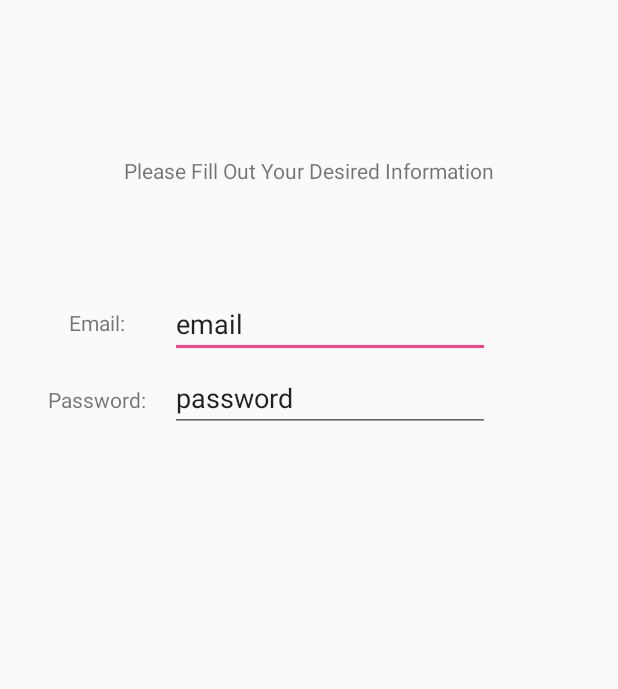
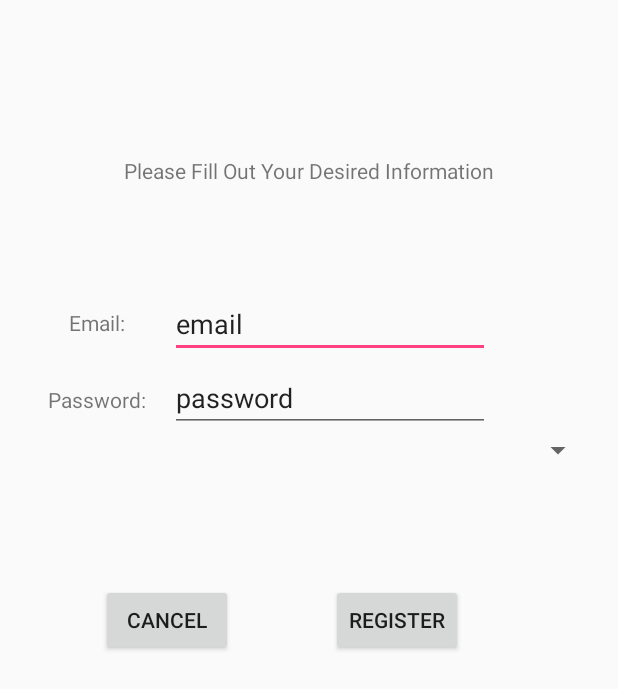
Before and after one commit to zcheshire/cs2340, an Android app: the RegisterActivity screen opened directly, with no data from a screen before it, on a phone screen of 412 x 824 dp. Shown: the top 689 px of the screen. Run offline under Robolectric (Android 15) with nearby library versions, the phone set to English and light mode, and no system bars.

Commit message:
Fixed user register

```diff
--- a/Water/app/src/main/res/layout/activity_register.xml
+++ b/Water/app/src/main/res/layout/activity_register.xml
@@ -72,4 +72,38 @@
         android:layout_alignBottom="@+id/textView4"
         android:layout_alignLeft="@+id/registerEmail"
         android:layout_alignStart="@+id/registerEmail" />
+
+    <Button
+        android:text="Register"
+        android:layout_width="wrap_content"
+        android:layout_height="wrap_content"
+        android:layout_marginTop="101dp"
+        android:id="@+id/register"
+        android:onClick="performRegister"
+        android:layout_marginRight="18dp"
+        android:layout_marginEnd="18dp"
+        android:layout_below="@+id/registerPassword"
+        android:layout_alignRight="@+id/registerPassword"
+        android:layout_alignEnd="@+id/registerPassword" />
+
+    <Button
+        android:text="Cancel"
+        android:layout_width="wrap_content"
+        android:layout_height="wrap_content"
+        android:id="@+id/cancel"
+        android:layout_marginLeft="21dp"
+        android:layout_marginStart="21dp"
+        android:layout_alignBaseline="@+id/register"
+        android:layout_alignBottom="@+id/register"
+        android:layout_alignLeft="@+id/textView3"
+        android:layout_alignStart="@+id/textView3"
+        android:onClick="cancelRegister" />
+
+    <Spinner
+        android:layout_width="match_parent"
+        android:layout_height="wrap_content"
+        android:layout_below="@+id/registerPassword"
+        android:id="@+id/spinner"
+        android:layout_alignLeft="@+id/registerPassword"
+        android:layout_alignStart="@+id/registerPassword" />
 </RelativeLayout>
```
Also changed, not shown: Water/app/src/main/java/com/gitrekt/water/controller/RegisterActivity.java (+29 -19 lines).
